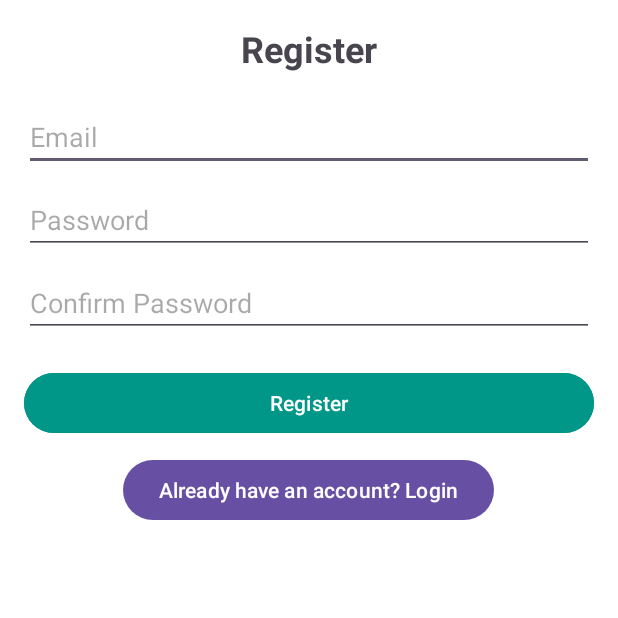
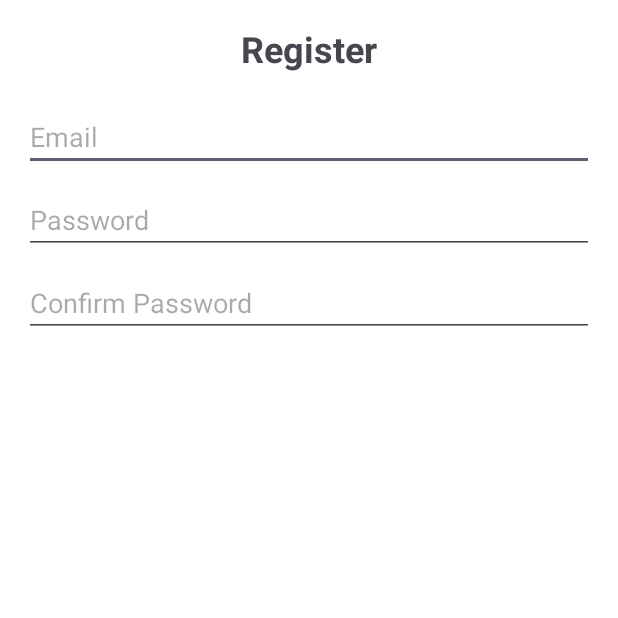
Before and after one commit to Abhi-Reddi/Personal-Diary-App-Android, an Android app: the RegisterActivity screen opened directly, with no data from a screen before it, on a phone screen of 412 x 824 dp, the top half of it. Run offline under Robolectric (Android 15) with nearby library versions, the phone set to English and light mode, and no system bars; our stand-ins replace Firebase (no records; nobody signed in at launch, a user with empty details on screens opened directly); 3 statements that could not run were skipped.

Commit message:
created register activity with edit text only email,password and confirm password without adding java program

```diff
--- a/DiaryNotes/app/src/main/res/layout/activity_register.xml
+++ b/DiaryNotes/app/src/main/res/layout/activity_register.xml
@@ -38,21 +38,6 @@
         android:inputType="textPassword"
         android:layout_marginTop="10dp"/>
 
-    <Button
-        android:id="@+id/registerButton"
-        android:layout_width="match_parent"
-        android:layout_height="wrap_content"
-        android:text="Register"
-        android:layout_marginTop="20dp"
-        android:backgroundTint="@color/colorAccent"/>
 
-    <Button
-        android:id="@+id/loginButton"
-        android:layout_width="wrap_content"
-        android:layout_height="wrap_content"
-        android:text="Already have an account? Login"
-        android:layout_gravity="center"
-
-        android:layout_marginTop="10dp" />
 
 </LinearLayout>
```
